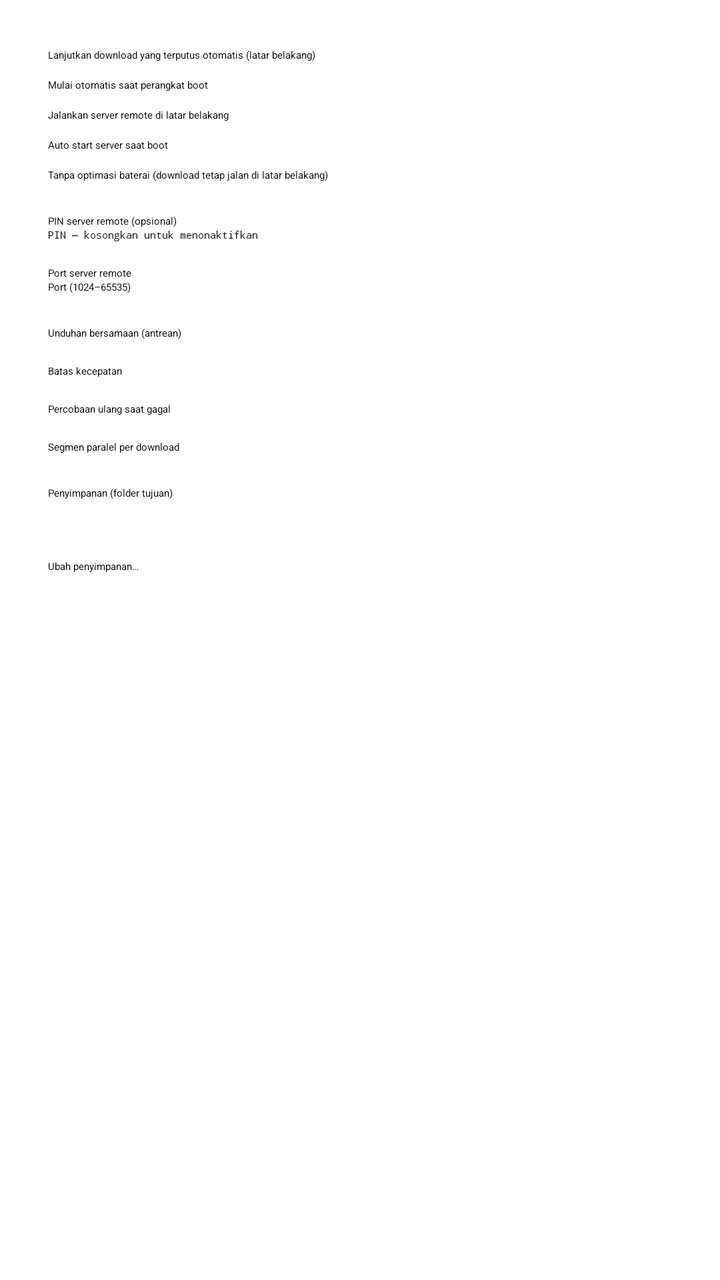
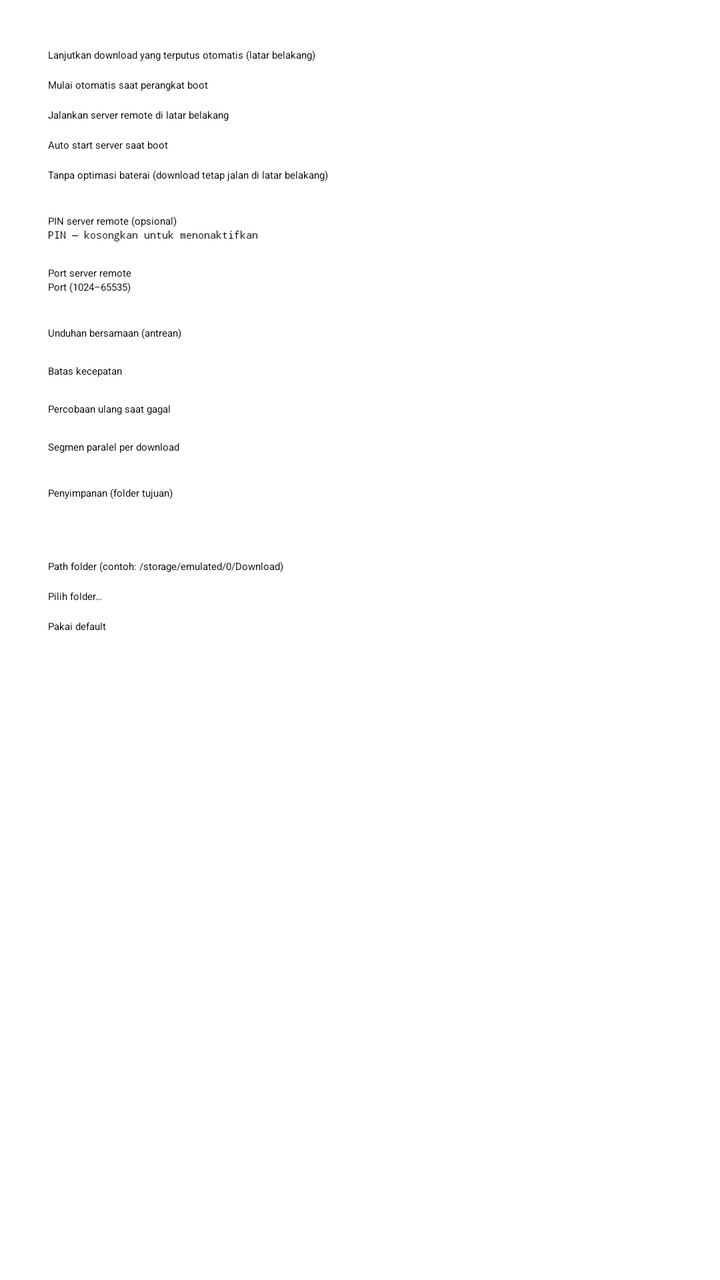

An Android layout rendered at two revisions. The XML below is the earlier revision; the diff shows what the commit changed to produce the second picture.
<!-- AndroidManifest.xml: application theme Theme.HttpDownloadManager.Splash -->
<!-- res/layout/dialog_settings.xml -->
<?xml version="1.0" encoding="utf-8"?>
<ScrollView xmlns:android="http://schemas.android.com/apk/res/android"
    android:layout_width="match_parent"
    android:layout_height="wrap_content"
    android:fillViewport="true">

    <LinearLayout
        android:layout_width="match_parent"
        android:layout_height="wrap_content"
        android:orientation="vertical"
        android:paddingHorizontal="24dp"
        android:paddingTop="24dp">

    <CheckBox
        android:id="@+id/check_background"
        android:layout_width="match_parent"
        android:layout_height="wrap_content"
        android:text="@string/settings_background" />

    <CheckBox
        android:id="@+id/check_autostart"
        android:layout_width="match_parent"
        android:layout_height="wrap_content"
        android:layout_marginTop="8dp"
        android:text="@string/settings_autostart" />

    <CheckBox
        android:id="@+id/check_server_background"
        android:layout_width="match_parent"
        android:layout_height="wrap_content"
        android:layout_marginTop="8dp"
        android:text="@string/settings_server_background" />

    <CheckBox
        android:id="@+id/check_server_autostart"
        android:layout_width="match_parent"
        android:layout_height="wrap_content"
        android:layout_marginTop="8dp"
        android:text="@string/settings_server_autostart" />

    <CheckBox
        android:id="@+id/check_battery"
        android:layout_width="match_parent"
        android:layout_height="wrap_content"
        android:layout_marginTop="8dp"
        android:text="@string/settings_battery" />

    <TextView
        android:layout_width="match_parent"
        android:layout_height="wrap_content"
        android:layout_marginTop="16dp"
        android:text="@string/settings_pin_label"
        android:textAppearance="?attr/textAppearanceBodyMedium" />

    <EditText
        android:id="@+id/input_pin"
        android:layout_width="match_parent"
        android:layout_height="wrap_content"
        android:hint="@string/settings_pin_hint"
        android:inputType="numberPassword"
        android:maxLength="10" />

    <TextView
        android:layout_width="match_parent"
        android:layout_height="wrap_content"
        android:layout_marginTop="12dp"
        android:text="@string/settings_port_label"
        android:textAppearance="?attr/textAppearanceBodyMedium" />

    <EditText
        android:id="@+id/input_port"
        android:layout_width="match_parent"
        android:layout_height="wrap_content"
        android:hint="@string/settings_port_hint"
        android:importantForAutofill="no"
        android:inputType="number" />

    <TextView
        android:layout_width="match_parent"
        android:layout_height="wrap_content"
        android:layout_marginTop="16dp"
        android:text="@string/settings_concurrent"
        android:textAppearance="?attr/textAppearanceBodyMedium" />

    <Spinner
        android:id="@+id/spinner_concurrent"
        android:layout_width="match_parent"
        android:layout_height="wrap_content" />

    <TextView
        android:layout_width="match_parent"
        android:layout_height="wrap_content"
        android:layout_marginTop="12dp"
        android:text="@string/settings_speed_limit"
        android:textAppearance="?attr/textAppearanceBodyMedium" />

    <Spinner
        android:id="@+id/spinner_speed"
        android:layout_width="match_parent"
        android:layout_height="wrap_content" />

    <TextView
        android:layout_width="match_parent"
        android:layout_height="wrap_content"
        android:layout_marginTop="12dp"
        android:text="@string/settings_retry"
        android:textAppearance="?attr/textAppearanceBodyMedium" />

    <Spinner
        android:id="@+id/spinner_retry"
        android:layout_width="match_parent"
        android:layout_height="wrap_content" />

    <TextView
        android:layout_width="match_parent"
        android:layout_height="wrap_content"
        android:layout_marginTop="12dp"
        android:text="@string/settings_segments"
        android:textAppearance="?attr/textAppearanceBodyMedium" />

    <Spinner
        android:id="@+id/spinner_segments"
        android:layout_width="match_parent"
        android:layout_height="wrap_content" />

    <TextView
        android:layout_width="match_parent"
        android:layout_height="wrap_content"
        android:layout_marginTop="16dp"
        android:text="@string/settings_storage_label"
        android:textAppearance="?attr/textAppearanceBodyMedium" />

    <TextView
        android:id="@+id/current_storage"
        android:layout_width="match_parent"
        android:layout_height="wrap_content"
        android:layout_marginTop="4dp"
        android:textColor="@color/text_secondary"
        android:textSize="13sp" />

    <Button
        android:id="@+id/btn_change_storage"
        android:layout_width="match_parent"
        android:layout_height="wrap_content"
        android:layout_marginTop="8dp"
        android:text="@string/change_storage" />
    </LinearLayout>
</ScrollView>
<!-- resources referenced by this layout -->
<resources>
  <color name="text_secondary">#757575</color>
  <string name="change_storage">Ubah penyimpanan…</string>
  <string name="settings_autostart">Mulai otomatis saat perangkat boot</string>
  <string name="settings_background">Lanjutkan download yang terputus otomatis (latar belakang)</string>
  <string name="settings_battery">Tanpa optimasi baterai (download tetap jalan di latar belakang)</string>
  <string name="settings_concurrent">Unduhan bersamaan (antrean)</string>
  <string name="settings_pin_hint">PIN — kosongkan untuk menonaktifkan</string>
  <string name="settings_pin_label">PIN server remote (opsional)</string>
  <string name="settings_port_hint">Port (1024–65535)</string>
  <string name="settings_port_label">Port server remote</string>
  <string name="settings_retry">Percobaan ulang saat gagal</string>
  <string name="settings_segments">Segmen paralel per download</string>
  <string name="settings_server_autostart">Auto start server saat boot</string>
  <string name="settings_server_background">Jalankan server remote di latar belakang</string>
  <string name="settings_speed_limit">Batas kecepatan</string>
  <string name="settings_storage_label">Penyimpanan (folder tujuan)</string>
  <style name="Theme.HttpDownloadManager.Splash" parent="Theme.SplashScreen">
          <item name="windowSplashScreenBackground">@color/primary</item>
          <item name="windowSplashScreenAnimatedIcon">@drawable/ic_splash</item>
          <item name="postSplashScreenTheme">@style/Theme.HttpDownloadManager</item>
      </style>
  <color name="primary">#0D47A1</color>
  <!-- drawable ic_splash (drawable) -->
  <?xml version="1.0" encoding="utf-8"?>
  <vector xmlns:android="http://schemas.android.com/apk/res/android"
      android:width="108dp"
      android:height="108dp"
      android:viewportWidth="108"
      android:viewportHeight="108">
      <path
          android:fillColor="#FFFFFF"
          android:pathData="M48,40 h12 v16 h-12 z" />
      <path
          android:fillColor="#FFFFFF"
          android:pathData="M40,56 h28 l-14,16 z" />
      <path
          android:fillColor="#FFFFFF"
          android:pathData="M42,80 h24 v4 h-24 z" />
  </vector>
  <style name="Theme.HttpDownloadManager" parent="Theme.Material3.DayNight.NoActionBar">
          <item name="colorPrimary">@color/primary</item>
          <item name="colorPrimaryDark">@color/primary_dark</item>
          <item name="colorAccent">@color/accent</item>
      </style>
  <color name="primary_dark">#002171</color>
  <color name="accent">#FF6F00</color>
</resources>

<!-- the commit's change to res/layout/dialog_settings.xml (unified diff, before → after) -->
@@ -1,7 +1,7 @@
 <?xml version="1.0" encoding="utf-8"?>
 <ScrollView xmlns:android="http://schemas.android.com/apk/res/android"
     android:layout_width="match_parent"
-    android:layout_height="wrap_content"
+    android:layout_height="match_parent"
     android:fillViewport="true">
 
     <LinearLayout
@@ -123,6 +123,18 @@
         android:layout_width="match_parent"
         android:layout_height="wrap_content" />
 
+    <include
+        android:id="@+id/storage_section"
+        layout="@layout/view_storage_section" />
+    </LinearLayout>
+</ScrollView>
+<!-- res/layout/view_storage_section.xml (included above) -->
+<?xml version="1.0" encoding="utf-8"?>
+<LinearLayout xmlns:android="http://schemas.android.com/apk/res/android"
+    android:layout_width="match_parent"
+    android:layout_height="wrap_content"
+    android:orientation="vertical">
+
     <TextView
         android:layout_width="match_parent"
         android:layout_height="wrap_content"
@@ -138,11 +150,27 @@
         android:textColor="@color/text_secondary"
         android:textSize="13sp" />
 
-    <Button
-        android:id="@+id/btn_change_storage"
+    <EditText
+        android:id="@+id/input_storage_path"
         android:layout_width="match_parent"
         android:layout_height="wrap_content"
         android:layout_marginTop="8dp"
-        android:text="@string/change_storage" />
-    </LinearLayout>
-</ScrollView>
+        android:hint="@string/storage_text_folder_hint"
+        android:importantForAutofill="no"
+        android:inputType="text"
+        android:maxLines="2" />
+
+    <Button
+        android:id="@+id/btn_pick_storage"
+        android:layout_width="match_parent"
+        android:layout_height="wrap_content"
+        android:layout_marginTop="8dp"
+        android:text="@string/storage_choose_folder" />
+
+    <Button
+        android:id="@+id/btn_reset_storage"
+        android:layout_width="match_parent"
+        android:layout_height="wrap_content"
+        android:layout_marginTop="8dp"
+        android:text="@string/storage_use_default" />
+</LinearLayout>
<!-- resource entries referenced after the edit -->
@@ -1,7 +1,6 @@
 <!-- resources referenced by this layout -->
 <resources>
   <color name="text_secondary">#757575</color>
-  <string name="change_storage">Ubah penyimpanan…</string>
   <string name="settings_autostart">Mulai otomatis saat perangkat boot</string>
   <string name="settings_background">Lanjutkan download yang terputus otomatis (latar belakang)</string>
   <string name="settings_battery">Tanpa optimasi baterai (download tetap jalan di latar belakang)</string>
@@ -16,6 +15,9 @@
   <string name="settings_server_background">Jalankan server remote di latar belakang</string>
   <string name="settings_speed_limit">Batas kecepatan</string>
   <string name="settings_storage_label">Penyimpanan (folder tujuan)</string>
+  <string name="storage_choose_folder">Pilih folder…</string>
+  <string name="storage_text_folder_hint">Path folder (contoh: /storage/emulated/0/Download)</string>
+  <string name="storage_use_default">Pakai default</string>
   <style name="Theme.HttpDownloadManager.Splash" parent="Theme.SplashScreen">
           <item name="windowSplashScreenBackground">@color/primary</item>
           <item name="windowSplashScreenAnimatedIcon">@drawable/ic_splash</item>
